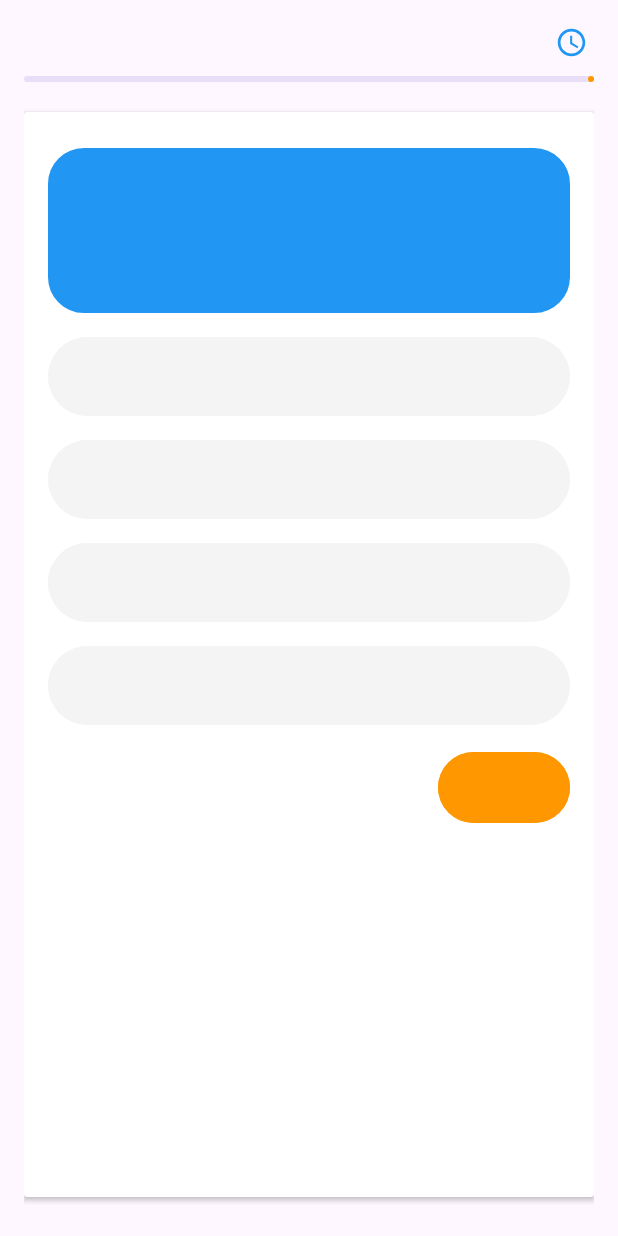
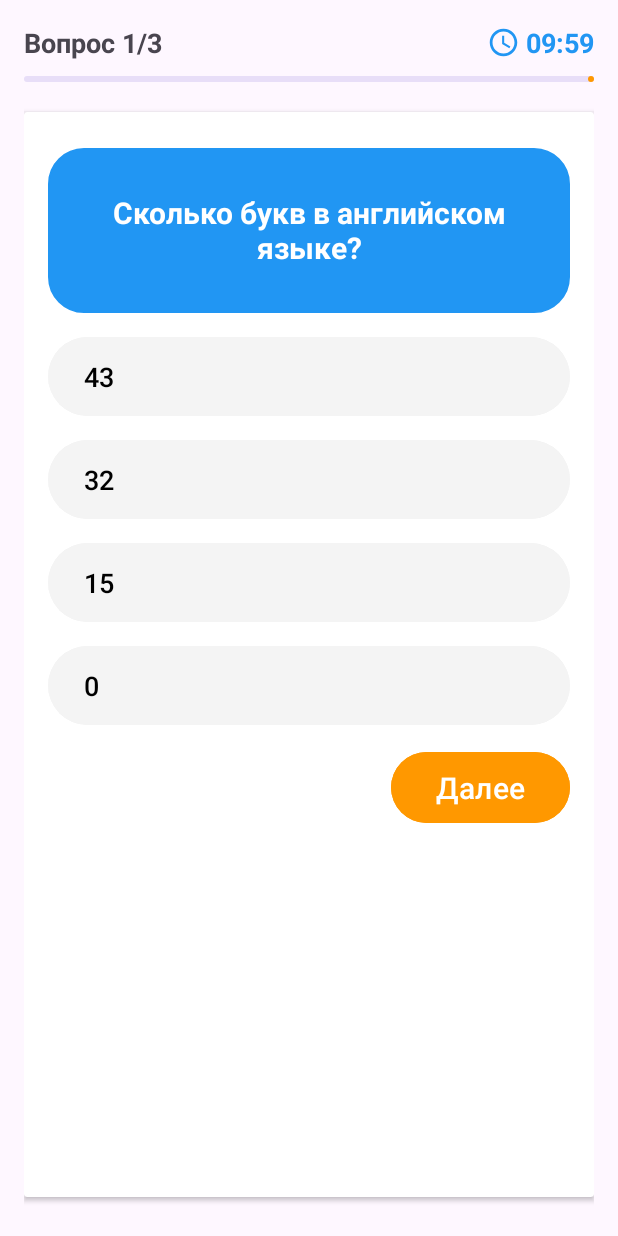
Before and after one commit to EtoZheSandy/QuizFireBase, an Android app: the screen it shows after launch (QuizActivity), after a tap on "Програмиование", on a phone screen of 412 x 824 dp. Run offline under Robolectric (Android 15) with nearby library versions, the phone set to English and light mode, and no system bars.

Commit message:
Реализовал quizeActivity

```diff
--- a/app/src/main/java/su/afk/quizfirebase/MainActivity.kt
+++ b/app/src/main/java/su/afk/quizfirebase/MainActivity.kt
@@ -31,8 +31,8 @@ class MainActivity : AppCompatActivity() {
         listQuestionModel.add(QuestionModel("Сколько букв в английском языке 3?", listOf("43", "32", "15", "0"), "32"))
 
         quizModelList.add(QuizModel("1", "Програмиование", "Базовое програмировапние", "10", listQuestionModel))
-        quizModelList.add(QuizModel("2", "Японский язык", "Как хорошо ты знаешь японский", "5", emptyList()))
-        quizModelList.add(QuizModel("3", "Английский", "Как хорошо ты знаешь английский", "7", emptyList()))
+//        quizModelList.add(QuizModel("2", "Японский язык", "Как хорошо ты знаешь японский", "5", emptyList()))
+//        quizModelList.add(QuizModel("3", "Английский", "Как хорошо ты знаешь английский", "7", emptyList()))
         setupRecycleView()
     }
 
--- a/app/src/main/java/su/afk/quizfirebase/QuizAdapter.kt
+++ b/app/src/main/java/su/afk/quizfirebase/QuizAdapter.kt
@@ -21,6 +21,10 @@ class QuizAdapter(private val quizModelList: List<QuizModel>) :
                 root.setOnClickListener {
                     // TODO: Перенести в листенер и на mainActivity
                     val intent = Intent(root.context, QuizActivity::class.java)
+                    // TODO: На main activity сделать перенос вопросов через сериализацию вместе с intetn
+                    // или подойти как solo activity на фрагментах?
+                    QuizActivity.questionModelList = model.questionList
+                    QuizActivity.timer = model.time
                     root.context.startActivity(intent)
                 }
             }
--- a/app/src/main/java/su/afk/quizfirebase/quiz/QuizActivity.kt
+++ b/app/src/main/java/su/afk/quizfirebase/quiz/QuizActivity.kt
@@ -1,21 +1,128 @@
 package su.afk.quizfirebase.quiz
 
 import android.os.Bundle
+import android.os.CountDownTimer
+import android.view.View
+import android.widget.Button
 import androidx.activity.enableEdgeToEdge
 import androidx.appcompat.app.AppCompatActivity
 import androidx.core.view.ViewCompat
 import androidx.core.view.WindowInsetsCompat
+import su.afk.quizfirebase.QuestionModel
 import su.afk.quizfirebase.R
 import su.afk.quizfirebase.databinding.ActivityQuizBinding
 
-class QuizActivity : AppCompatActivity() {
+class QuizActivity : AppCompatActivity(), View.OnClickListener {
     lateinit var binding: ActivityQuizBinding
+    var currentQuestionIndex = 0
+    var selectedAnswer = ""
+    var score = 0
 
     override fun onCreate(savedInstanceState: Bundle?) {
         super.onCreate(savedInstanceState)
         binding = ActivityQuizBinding.inflate(layoutInflater)
         setContentView(binding.root)
+        loadQuestions()
+        startTimer()
+
+        binding.apply {
+            btn0.setOnClickListener(this@QuizActivity)
+            btn1.setOnClickListener(this@QuizActivity)
+            btn2.setOnClickListener(this@QuizActivity)
+            btn3.setOnClickListener(this@QuizActivity)
+        }
+    }
+
+    private fun loadQuestions() {
+        selectedAnswer = ""
+        if(currentQuestionIndex == questionModelList.size) {
+            finishQuiz() //если вопросов больше нету
+            return
+        }
+
+        binding.apply {
+            tvQuizIndicator.text = "Вопрос ${currentQuestionIndex+1}/${questionModelList.size}"
+            progressBar.progress = (currentQuestionIndex.toFloat() / questionModelList.size.toFloat() * 100).toInt()
+            tvQuizQuestion.text = questionModelList[currentQuestionIndex].question
+            btn0.text = questionModelList[currentQuestionIndex].variants[0]
+            btn1.text = questionModelList[currentQuestionIndex].variants[1]
+            btn2.text = questionModelList[currentQuestionIndex].variants[2]
+            btn3.text = questionModelList[currentQuestionIndex].variants[3]
+//            btnNextQuiz.setOnClickListener {
+//                buttonClick(btn0)
+//                buttonClick(btn1)
+//                buttonClick(btn2)
+//                buttonClick(btn3)
+//            }
+        }
+
+    }
+
+    private fun startTimer() {
+        val totalTimeMillis = timer.toInt() * 60 * 1000L
+        object : CountDownTimer(totalTimeMillis, 1000L) {
+            override fun onTick(millisUntilFinished: Long) {
+                val seconds = millisUntilFinished / 1000
+                val minutes = seconds/60
+                val remainSeconds = seconds % 60
+                binding.tvQuizTimeTimer.text = String.format("%02d:%02d", minutes, remainSeconds)
+            }
+
+            override fun onFinish() {
+                // Finish the quiz
+            }
+        }.start()
     }
 
 
+//    private fun buttonClick(buttonView: View){
+//            btn0.text = questionModelList[currentQuestionIndex].variants[0]
+//            btn1.text = questionModelList[currentQuestionIndex].variants[1]
+//            btn2.text = questionModelList[currentQuestionIndex].variants[2]
+//            btn3.text = questionModelList[currentQuestionIndex].variants[3]
+//    }
+
+//    private fun onClick(buttonView: View) {
+//        object : View.OnClickListener {
+//            override fun onClick(v: View?) {
+//                TODO("Not yet implemented")
+//            }
+//
+//        }
+//    }
+
+
+
+
+    companion object {
+        var questionModelList : List<QuestionModel> = listOf()
+        var timer : String = ""
+    }
+
+    override fun onClick(view: View?) {
+
+        binding.apply {
+            btn0.setBackgroundColor(getColor(R.color.grey))
+            btn1.setBackgroundColor(getColor(R.color.grey))
+            btn2.setBackgroundColor(getColor(R.color.grey))
+            btn3.setBackgroundColor(getColor(R.color.grey))
+        }   // делаем все кнеопки серыми при клике
+
+        val clickedButton = view as Button
+        if(clickedButton.id == R.id.btnNextQuiz) {
+            //нажата кнопка далее
+            if(selectedAnswer == questionModelList[currentQuestionIndex].correct) score++ // если ответ был верным
+            currentQuestionIndex ++
+            loadQuestions()
+        } else {
+            selectedAnswer = clickedButton.text.toString() // сохраняем выбранный ответ
+            clickedButton.setBackgroundColor(getColor(R.color.orange)) //меняем цвет кнопки которую кликнули
+        }
+    }
+
+
+    //диалоговое окно
+    private fun finishQuiz() {
+
+    }
 }
--- a/app/src/main/res/layout/activity_quiz.xml
+++ b/app/src/main/res/layout/activity_quiz.xml
@@ -130,7 +130,7 @@
                 android:layout_height="wrap_content"
                 android:layout_marginVertical="6dp"
                 android:backgroundTint="@color/orange"
-                tools:text="Далее"
+                android:text="Далее"
                 android:textColor="@color/white"
                 android:paddingVertical="10dp"
                 android:paddingHorizontal="30dp"
```
Also changed, not shown: app/src/main/res/layout/dialog_score.xml (added, +7 -0 lines).
